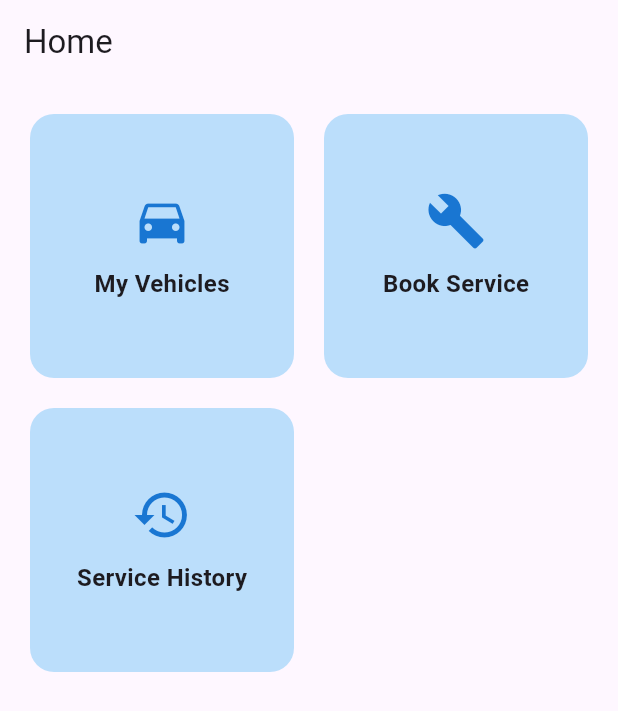
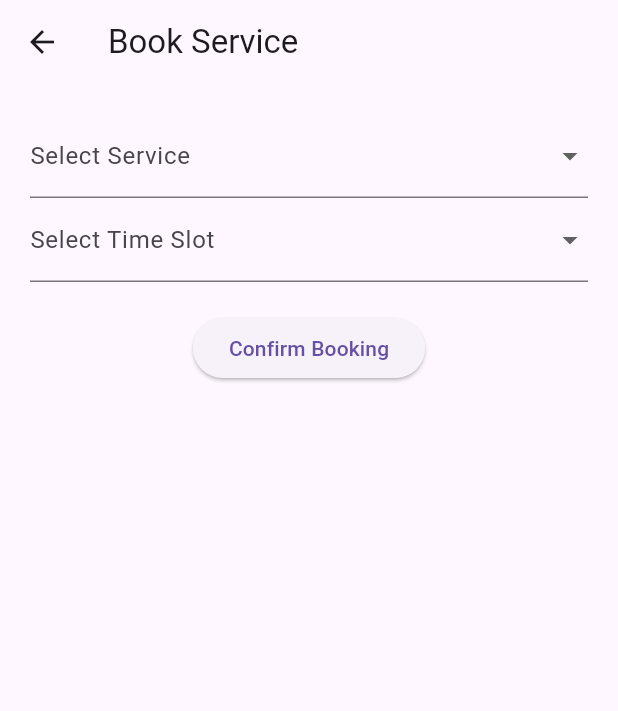
Before and after one commit to amaljoseph759/vehicle_service_app, a Flutter app: the HomeScreen screen opened directly, after a tap on "Book Service", on a phone screen of 412 x 824 dp. Shown: the top 711 px of the screen. Run offline on Flutter 3.47's test engine with Material 3 defaults, Android fonts, the phone set to English and light mode, and no system bars; our stand-ins replace get, get_storage, sqflite; accounts and stored records are empty.

```diff
--- a/vehicle_service_app/lib/main.dart
+++ b/vehicle_service_app/lib/main.dart
@@ -1,27 +1,38 @@
-// 🚀 Flutter Clean Architecture + GetX + SQLite Starter for Vehicle Service Booking App
-
-// main.dart
 import 'package:flutter/material.dart';
 import 'package:get/get.dart';
 import 'package:get_storage/get_storage.dart';
+import 'package:vehicle_service_app/core/database/database_helper.dart';
 import 'package:vehicle_service_app/presentation/screens/auth_screen.dart';
+import 'package:vehicle_service_app/presentation/screens/home_screen.dart';
 import 'package:vehicle_service_app/presentation/screens/onboarding_screen.dart';
 
 void main() async {
+  WidgetsFlutterBinding.ensureInitialized();
   await GetStorage.init();
+  await DatabaseHelper().database; // Ensures DB is initialized
   runApp(MyApp());
 }
 
 class MyApp extends StatelessWidget {
   final box = GetStorage();
 
+  MyApp({super.key});
+
   @override
   Widget build(BuildContext context) {
     final isFirstTime = box.read('isFirstTime') ?? true;
+    final isRegistered = box.read('user_name') != null;
     return GetMaterialApp(
-      debugShowCheckedModeBanner: false,
-      title: 'Vehicle Service Booking',
-      home: isFirstTime ? OnboardingScreen() : AuthScreen(),
-    );
+        debugShowCheckedModeBanner: false,
+        title: 'Vehicle Service Booking',
+        home:
+            //isFirstTime
+            // ?
+            OnboardingScreen()
+        // :
+        //  isRegistered
+        //     ? HomeScreen()
+        //     : AuthScreen(),
+        );
   }
 }
--- /dev/null
+++ b/vehicle_service_app/lib/presentation/screens/book_service.dart
@@ -0,0 +1,84 @@
+// book_service_screen.dart
+import 'package:flutter/material.dart';
+import 'package:vehicle_service_app/core/database/database_helper.dart';
+
+class BookServiceScreen extends StatefulWidget {
+  @override
+  _BookServiceScreenState createState() => _BookServiceScreenState();
+}
+
+class _BookServiceScreenState extends State<BookServiceScreen> {
+  final List<String> services = [
+    'Oil Change',
+    'Tire Rotation',
+    'Brake Inspection'
+  ];
+  final List<String> timeSlots = [
+    '09:00 - 10:00 AM',
+    '10:00 - 11:00 AM',
+    '11:00 - 12:00 PM'
+  ];
+
+  String? selectedService;
+  String? selectedTime;
+
+  Future<void> _saveBooking(String service, String time) async {
+    final db = await DatabaseHelper().database;
+    await db.insert('services', {
+      'service': service,
+      'time': time,
+    });
+  }
+
+  @override
+  Widget build(BuildContext context) {
+    return Scaffold(
+      appBar: AppBar(title: Text('Book Service')),
+      body: Padding(
+        padding: const EdgeInsets.all(20.0),
+        child: Column(
+          children: [
+            DropdownButtonFormField<String>(
+              decoration: InputDecoration(labelText: 'Select Service'),
+              items: services
+                  .map((service) => DropdownMenuItem(
+                        value: service,
+                        child: Text(service),
+                      ))
+                  .toList(),
+              onChanged: (value) => setState(() => selectedService = value),
+            ),
+            DropdownButtonFormField<String>(
+              decoration: InputDecoration(labelText: 'Select Time Slot'),
+              items: timeSlots
+                  .map((slot) => DropdownMenuItem(
+                        value: slot,
+                        child: Text(slot),
+                      ))
+                  .toList(),
+              onChanged: (value) => setState(() => selectedTime = value),
+            ),
+            SizedBox(height: 20),
+            ElevatedButton(
+              onPressed: () async {
+                if (selectedService != null && selectedTime != null) {
+                  await _saveBooking(selectedService!, selectedTime!);
+                  ScaffoldMessenger.of(context).showSnackBar(
+                    SnackBar(content: Text('Service booked successfully.')),
+                  );
+                  Navigator.pop(context);
+                } else {
+                  ScaffoldMessenger.of(context).showSnackBar(
+                    SnackBar(
+                        content: Text('Please select service and time slot.')),
+                  );
+                }
+              },
+              child: Text('Confirm Booking'),
+            )
+          ],
+        ),
+      ),
+    );
+  }
+}
--- a/vehicle_service_app/lib/presentation/screens/home_screen.dart
+++ b/vehicle_service_app/lib/presentation/screens/home_screen.dart
@@ -1,7 +1,10 @@
 // home_screen.dart
 import 'package:flutter/material.dart';
 import 'package:get/get.dart';
-import 'package:vehicle_service_app/presentation/screens/add_vehicle_screen.dart';
+import 'package:vehicle_service_app/presentation/screens/book_service.dart';
+import 'package:vehicle_service_app/presentation/screens/service_history.dart';
+import 'package:vehicle_service_app/presentation/screens/vehicle_list_screen.dart';
+import 'package:vehicle_service_app/presentation/widgets/home_container.dart';
 
 class HomeScreen extends StatelessWidget {
   @override
@@ -15,36 +18,24 @@ class HomeScreen extends StatelessWidget {
           crossAxisSpacing: 20,
           mainAxisSpacing: 20,
           children: [
-            _buildTile(Icons.directions_car, 'My Vehicles', () {
-              Get.to(() => AddVehicleScreen());
-            }),
-            _buildTile(Icons.build, 'Book Service', () {
-              // Navigate to booking
-            }),
-            _buildTile(Icons.history, 'Service History', () {
-              // Navigate to history
-            }),
-          ],
-        ),
-      ),
-    );
-  }
-
-  Widget _buildTile(IconData icon, String title, VoidCallback onTap) {
-    return GestureDetector(
-      onTap: onTap,
-      child: Container(
-        decoration: BoxDecoration(
-          color: Colors.blue.shade100,
-          borderRadius: BorderRadius.circular(16),
-        ),
-        child: Column(
-          mainAxisAlignment: MainAxisAlignment.center,
-          children: [
-            Icon(icon, size: 40, color: Colors.blue.shade700),
-            SizedBox(height: 10),
-            Text(title,
-                style: TextStyle(fontSize: 16, fontWeight: FontWeight.w600)),
+            BuildTile(
+                icon: Icons.directions_car,
+                title: 'My Vehicles',
+                onTap: () {
+                  Get.to(() => VehicleListScreen());
+                }),
+            BuildTile(
+                icon: Icons.build,
+                title: 'Book Service',
+                onTap: () {
+                  Get.to(() => BookServiceScreen());
+                }),
+            BuildTile(
+                icon: Icons.history,
+                title: 'Service History',
+                onTap: () {
+                  Get.to(() => ServiceHistoryScreen());
+                }),
           ],
         ),
       ),
--- a/vehicle_service_app/lib/presentation/screens/onboarding_screen.dart
+++ b/vehicle_service_app/lib/presentation/screens/onboarding_screen.dart
@@ -33,6 +33,7 @@ class _OnboardingScreenState extends State<OnboardingScreen> {
   @override
   Widget build(BuildContext context) {
     return Scaffold(
+      backgroundColor: Colors.amber[100],
       body: PageView.builder(
         controller: _controller,
         itemCount: _titles.length,
--- /dev/null
+++ b/vehicle_service_app/lib/presentation/widgets/home_container.dart
@@ -0,0 +1,32 @@
+import 'package:flutter/material.dart';
+
+class BuildTile extends StatelessWidget {
+  const BuildTile({super.key, this.icon, this.title, this.onTap});
+
+  final IconData? icon;
+  final String? title;
+  final VoidCallback? onTap;
+
+  @override
+  Widget build(BuildContext context) {
+    return GestureDetector(
+      onTap: onTap,
+      child: Container(
+        decoration: BoxDecoration(
+          color: Colors.blue.shade100,
+          borderRadius: BorderRadius.circular(16),
+        ),
+        child: Column(
+          mainAxisAlignment: MainAxisAlignment.center,
+          children: [
+            Icon(icon, size: 40, color: Colors.blue.shade700),
+            SizedBox(height: 10),
+            Text(title ?? "",
+                style: TextStyle(fontSize: 16, fontWeight: FontWeight.w600)),
+          ],
+        ),
+      ),
+    );
+    ;
+  }
+}
--- a/vehicle_service_app/pubspec.yaml
+++ b/vehicle_service_app/pubspec.yaml
@@ -32,7 +32,7 @@ dependencies:
     sdk: flutter
   get: ^4.7.2
   get_storage: ^2.1.1
-
+  sqflite:
 
   # The following adds the Cupertino Icons font to your application.
   # Use with the CupertinoIcons class for iOS style icons.
```
Also changed, not shown: vehicle_service_app/lib/presentation/controllers/vehicle_controller.dart (added, +26 -0 lines), vehicle_service_app/lib/presentation/screens/auth_screen.dart (+9 -0 lines), vehicle_service_app/lib/presentation/screens/service_history.dart (added, +46 -0 lines), vehicle_service_app/lib/presentation/screens/vehicle_list_screen.dart (+28 -50 lines), vehicle_service_app/pubspec.lock, 1 other file.
